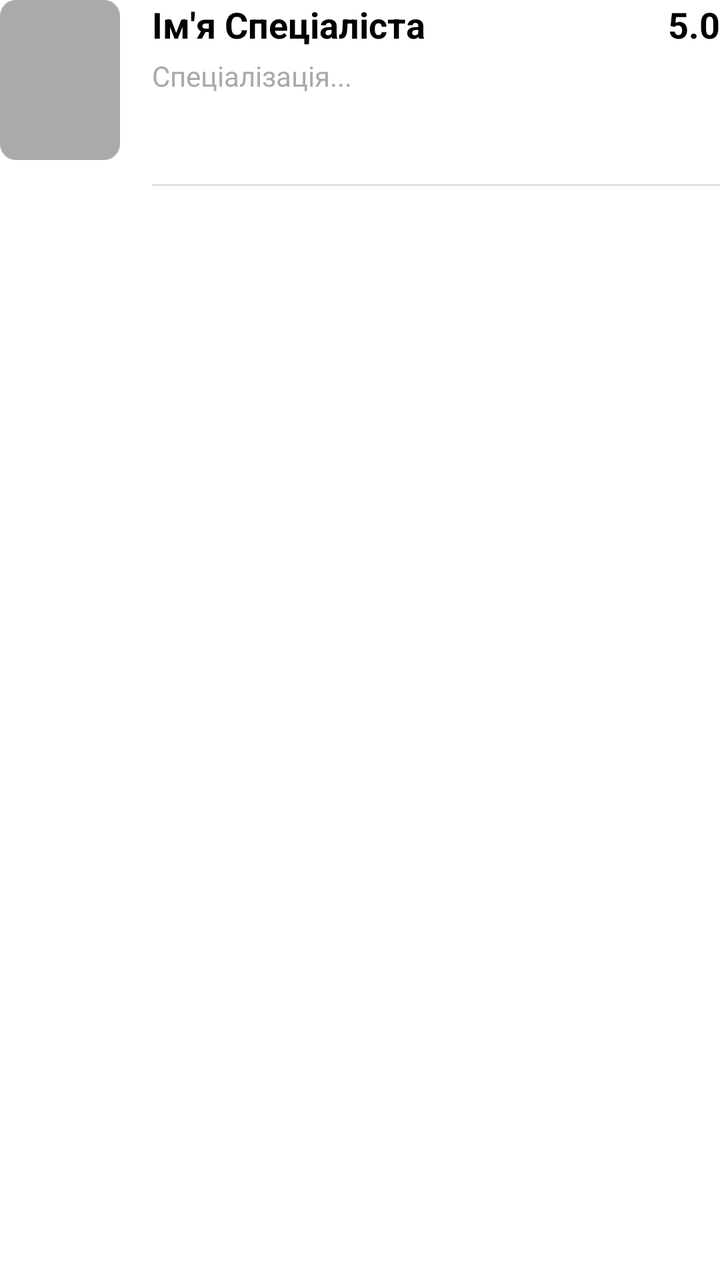
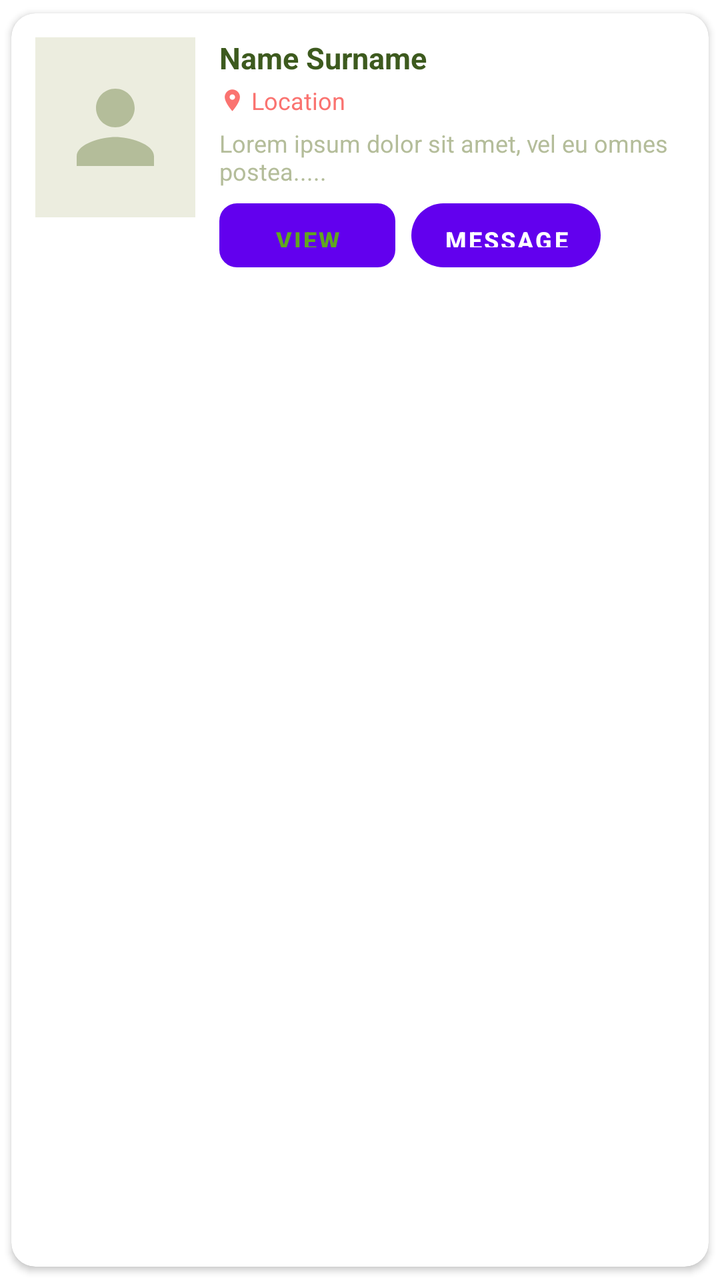

The first picture is an Android layout as it rendered before a commit; the second is the same layout after the commit. The layout source and the unified diff follow.
<!-- AndroidManifest.xml: application theme Theme.BeautyAppFrontend -->
<!-- res/layout/item_specialist.xml -->
<?xml version="1.0" encoding="utf-8"?>
<androidx.constraintlayout.widget.ConstraintLayout
    xmlns:android="http://schemas.android.com/apk/res/android"
    xmlns:app="http://schemas.android.com/apk/res-auto"
    xmlns:tools="http://schemas.android.com/tools"
    android:layout_width="match_parent"
    android:layout_height="wrap_content"
    android:paddingBottom="16dp">

    <androidx.cardview.widget.CardView
        android:id="@+id/cvAvatar"
        android:layout_width="60dp"
        android:layout_height="80dp"
        app:cardCornerRadius="8dp"
        app:cardElevation="0dp"
        app:layout_constraintStart_toStartOf="parent"
        app:layout_constraintTop_toTopOf="parent">

        <ImageView
            android:id="@+id/ivAvatar"
            android:layout_width="match_parent"
            android:layout_height="match_parent"
            android:scaleType="centerCrop"
            android:src="@android:color/darker_gray" />
    </androidx.cardview.widget.CardView>

    <TextView
        android:id="@+id/tvName"
        android:layout_width="0dp"
        android:layout_height="wrap_content"
        android:layout_marginStart="16dp"
        android:layout_marginEnd="8dp"
        android:text="Ім'я Спеціаліста"
        android:textSize="18sp"
        android:textStyle="bold"
        android:textColor="@android:color/black"
        app:layout_constraintEnd_toStartOf="@+id/tvRating"
        app:layout_constraintStart_toEndOf="@+id/cvAvatar"
        app:layout_constraintTop_toTopOf="@+id/cvAvatar" />

    <TextView
        android:id="@+id/tvSpecialization"
        android:layout_width="0dp"
        android:layout_height="wrap_content"
        android:layout_marginTop="4dp"
        android:text="Спеціалізація..."
        android:textSize="14sp"
        android:textColor="@android:color/darker_gray"
        app:layout_constraintEnd_toEndOf="@+id/tvName"
        app:layout_constraintStart_toStartOf="@+id/tvName"
        app:layout_constraintTop_toBottomOf="@+id/tvName" />

    <TextView
        android:id="@+id/tvRating"
        android:layout_width="wrap_content"
        android:layout_height="wrap_content"
        android:text="5.0"
        android:textSize="18sp"
        android:textStyle="bold"
        android:textColor="@android:color/black"
        app:layout_constraintEnd_toEndOf="parent"
        app:layout_constraintTop_toTopOf="parent" />

    <ImageView
        android:id="@+id/ivStar"
        android:layout_width="16dp"
        android:layout_height="16dp"
        android:layout_marginStart="4dp"
        android:layout_marginTop="2dp"
        app:layout_constraintEnd_toEndOf="@+id/tvRating"
        app:layout_constraintStart_toStartOf="@+id/tvRating"
        app:layout_constraintTop_toBottomOf="@+id/tvRating"

        />

    <View
        android:layout_width="0dp"
        android:layout_height="1dp"
        android:background="#E0E0E0"
        android:layout_marginTop="12dp"
        app:layout_constraintStart_toStartOf="@+id/tvName"
        app:layout_constraintEnd_toEndOf="parent"
        app:layout_constraintTop_toBottomOf="@+id/cvAvatar"/>

</androidx.constraintlayout.widget.ConstraintLayout>
<!-- resources referenced by this layout -->
<resources>
  <style name="Theme.BeautyAppFrontend" parent="Theme.MaterialComponents.DayNight.NoActionBar">
          <item name="colorPrimary">@color/purple_500</item>
          <item name="colorPrimaryVariant">@color/purple_700</item>
          <item name="colorOnPrimary">@color/white</item>
      </style>
  <color name="purple_500">#FF6200EE</color>
  <color name="purple_700">#FF3700B3</color>
  <color name="white">#FFFFFFFF</color>
</resources>

<!-- the commit's change to res/layout/item_specialist.xml (unified diff, before → after) -->
@@ -1,85 +1,122 @@
 <?xml version="1.0" encoding="utf-8"?>
-<androidx.constraintlayout.widget.ConstraintLayout
+<androidx.cardview.widget.CardView
     xmlns:android="http://schemas.android.com/apk/res/android"
     xmlns:app="http://schemas.android.com/apk/res-auto"
-    xmlns:tools="http://schemas.android.com/tools"
     android:layout_width="match_parent"
     android:layout_height="wrap_content"
-    android:paddingBottom="16dp">
+    android:layout_marginHorizontal="16dp"
+    android:layout_marginVertical="6dp"
+    app:cardCornerRadius="12dp"
+    app:cardElevation="2dp"
+    app:cardUseCompatPadding="true">
 
-    <androidx.cardview.widget.CardView
-        android:id="@+id/cvAvatar"
-        android:layout_width="60dp"
-        android:layout_height="80dp"
-        app:cardCornerRadius="8dp"
-        app:cardElevation="0dp"
-        app:layout_constraintStart_toStartOf="parent"
-        app:layout_constraintTop_toTopOf="parent">
+    <LinearLayout
+        android:layout_width="match_parent"
+        android:layout_height="wrap_content"
+        android:orientation="horizontal"
+        android:padding="12dp">
 
+        
         <ImageView
             android:id="@+id/ivAvatar"
-            android:layout_width="match_parent"
-            android:layout_height="match_parent"
+            android:layout_width="80dp"
+            android:layout_height="90dp"
+            android:background="@color/guava_cream"
+            android:padding="16dp"
             android:scaleType="centerCrop"
-            android:src="@android:color/darker_gray" />
-    </androidx.cardview.widget.CardView>
+            android:src="@drawable/ic_nav_profile"
+            android:tint="@color/guava_sage" />
 
-    <TextView
-        android:id="@+id/tvName"
-        android:layout_width="0dp"
-        android:layout_height="wrap_content"
-        android:layout_marginStart="16dp"
-        android:layout_marginEnd="8dp"
-        android:text="Ім'я Спеціаліста"
-        android:textSize="18sp"
-        android:textStyle="bold"
-        android:textColor="@android:color/black"
-        app:layout_constraintEnd_toStartOf="@+id/tvRating"
-        app:layout_constraintStart_toEndOf="@+id/cvAvatar"
-        app:layout_constraintTop_toTopOf="@+id/cvAvatar" />
+        
+        <LinearLayout
+            android:layout_width="0dp"
+            android:layout_height="wrap_content"
+            android:layout_marginStart="12dp"
+            android:layout_weight="1"
+            android:orientation="vertical">
 
-    <TextView
-        android:id="@+id/tvSpecialization"
-        android:layout_width="0dp"
-        android:layout_height="wrap_content"
-        android:layout_marginTop="4dp"
-        android:text="Спеціалізація..."
-        android:textSize="14sp"
-        android:textColor="@android:color/darker_gray"
-        app:layout_constraintEnd_toEndOf="@+id/tvName"
-        app:layout_constraintStart_toStartOf="@+id/tvName"
-        app:layout_constraintTop_toBottomOf="@+id/tvName" />
+            
+            <TextView
+                android:id="@+id/tvName"
+                android:layout_width="wrap_content"
+                android:layout_height="wrap_content"
+                android:text="Name Surname"
+                android:textColor="@color/text_primary"
+                android:textSize="15sp"
+                android:textStyle="bold" />
 
-    <TextView
-        android:id="@+id/tvRating"
-        android:layout_width="wrap_content"
-        android:layout_height="wrap_content"
-        android:text="5.0"
-        android:textSize="18sp"
-        android:textStyle="bold"
-        android:textColor="@android:color/black"
-        app:layout_constraintEnd_toEndOf="parent"
-        app:layout_constraintTop_toTopOf="parent" />
+            
+            <LinearLayout
+                android:layout_width="wrap_content"
+                android:layout_height="wrap_content"
+                android:layout_marginTop="3dp"
+                android:gravity="center_vertical"
+                android:orientation="horizontal">
 
-    <ImageView
-        android:id="@+id/ivStar"
-        android:layout_width="16dp"
-        android:layout_height="16dp"
-        android:layout_marginStart="4dp"
-        android:layout_marginTop="2dp"
-        app:layout_constraintEnd_toEndOf="@+id/tvRating"
-        app:layout_constraintStart_toStartOf="@+id/tvRating"
-        app:layout_constraintTop_toBottomOf="@+id/tvRating"
+                <ImageView
+                    android:layout_width="13dp"
+                    android:layout_height="13dp"
+                    android:src="@drawable/ic_location"
+                    android:tint="@color/peach_primary" />
 
-        />
+                <TextView
+                    android:id="@+id/tvLocation"
+                    android:layout_width="wrap_content"
+                    android:layout_height="wrap_content"
+                    android:layout_marginStart="3dp"
+                    android:text="Location"
+                    android:textColor="@color/peach_primary"
+                    android:textSize="12sp" />
+            </LinearLayout>
 
-    <View
-        android:layout_width="0dp"
-        android:layout_height="1dp"
-        android:background="#E0E0E0"
-        android:layout_marginTop="12dp"
-        app:layout_constraintStart_toStartOf="@+id/tvName"
-        app:layout_constraintEnd_toEndOf="parent"
-        app:layout_constraintTop_toBottomOf="@+id/cvAvatar"/>
+            
+            <TextView
+                android:id="@+id/tvDescription"
+                android:layout_width="match_parent"
+                android:layout_height="wrap_content"
+                android:layout_marginTop="5dp"
+                android:ellipsize="end"
+                android:maxLines="2"
+                android:text="Lorem ipsum dolor sit amet, vel eu omnes postea....."
+                android:textColor="@color/guava_sage"
+                android:textSize="12sp" />
 
-</androidx.constraintlayout.widget.ConstraintLayout>
+            
+            <LinearLayout
+                android:layout_width="wrap_content"
+                android:layout_height="wrap_content"
+                android:layout_marginTop="8dp"
+                android:orientation="horizontal">
+
+                <Button
+                    android:id="@+id/btnView"
+                    android:layout_width="wrap_content"
+                    android:layout_height="32dp"
+                    android:background="@drawable/bg_btn_outline_green"
+                    android:paddingStart="20dp"
+                    android:paddingEnd="20dp"
+                    android:stateListAnimator="@null"
+                    android:text="View"
+                    android:textColor="@color/green_dark"
+                    android:textSize="12sp"
+                    android:textStyle="bold" />
+
+                <Button
+                    android:id="@+id/btnMessage"
+                    android:layout_width="wrap_content"
+                    android:layout_height="32dp"
+                    android:layout_marginStart="8dp"
+                    android:background="@drawable/bg_button_gradient"
+                    android:paddingStart="16dp"
+                    android:paddingEnd="16dp"
+                    android:stateListAnimator="@null"
+                    android:text="Message"
+                    android:textColor="#FFFFFF"
+                    android:textSize="12sp"
+                    android:textStyle="bold" />
+            </LinearLayout>
+
+        </LinearLayout>
+    </LinearLayout>
+
+</androidx.cardview.widget.CardView>
<!-- resource entries referenced after the edit -->
@@ -1,12 +1,61 @@
 <!-- resources referenced by this layout -->
 <resources>
+  <color name="green_dark">#60A61F</color>
+  <color name="guava_cream">#ECEDDF</color>
+  <color name="guava_sage">#B4BD9A</color>
+  <color name="peach_primary">#FA7370</color>
+  <color name="text_primary">#3D5A1E</color>
+  <!-- drawable bg_btn_outline_green (drawable) -->
+  <?xml version="1.0" encoding="utf-8"?>
+  <shape xmlns:android="http://schemas.android.com/apk/res/android"
+      android:shape="rectangle">
+      <solid android:color="@color/white" />
+      <stroke
+          android:width="1.5dp"
+          android:color="@color/green_primary" />
+      <corners android:radius="8dp" />
+  </shape>
+  <!-- drawable bg_button_gradient (drawable) -->
+  <?xml version="1.0" encoding="utf-8"?>
+  <shape xmlns:android="http://schemas.android.com/apk/res/android"
+      android:shape="rectangle">
+      <gradient
+          android:angle="0"
+          android:startColor="#FBA685"
+          android:centerColor="#FA7370"
+          android:endColor="#BFE97B"
+          android:type="linear" />
+      <corners android:radius="30dp" />
+  </shape>
+  <!-- drawable ic_location (drawable) -->
+  <vector xmlns:android="http://schemas.android.com/apk/res/android"
+      android:width="24dp"
+      android:height="24dp"
+      android:viewportWidth="24.0"
+      android:viewportHeight="24.0">
+      <path
+          android:fillColor="#FF133623"
+          android:pathData="M12,2C8.13,2 5,5.13 5,9c0,5.25 7,13 7,13s7,-7.75 7,-13c0,-3.87 -3.13,-7 -7,-7zM12,11.5c-1.38,0 -2.5,-1.12 -2.5,-2.5s1.12,-2.5 2.5,-2.5 2.5,1.12 2.5,2.5 -1.12,2.5 -2.5,2.5z"/>
+  </vector>
+  <!-- drawable ic_nav_profile (drawable) -->
+  <?xml version="1.0" encoding="utf-8"?>
+  <vector xmlns:android="http://schemas.android.com/apk/res/android"
+      android:width="24dp"
+      android:height="24dp"
+      android:viewportWidth="24"
+      android:viewportHeight="24">
+      <path
+          android:fillColor="#FF000000"
+          android:pathData="M12,12c2.21,0 4,-1.79 4,-4s-1.79,-4 -4,-4 -4,1.79 -4,4 1.79,4 4,4zM12,14c-2.67,0 -8,1.34 -8,4v2h16v-2c0,-2.66 -5.33,-4 -8,-4z" />
+  </vector>
   <style name="Theme.BeautyAppFrontend" parent="Theme.MaterialComponents.DayNight.NoActionBar">
           <item name="colorPrimary">@color/purple_500</item>
           <item name="colorPrimaryVariant">@color/purple_700</item>
           <item name="colorOnPrimary">@color/white</item>
       </style>
+  <color name="white">#FFFFFFFF</color>
+  <color name="green_primary">#8BC148</color>
   <color name="purple_500">#FF6200EE</color>
   <color name="purple_700">#FF3700B3</color>
-  <color name="white">#FFFFFFFF</color>
 </resources>
 
